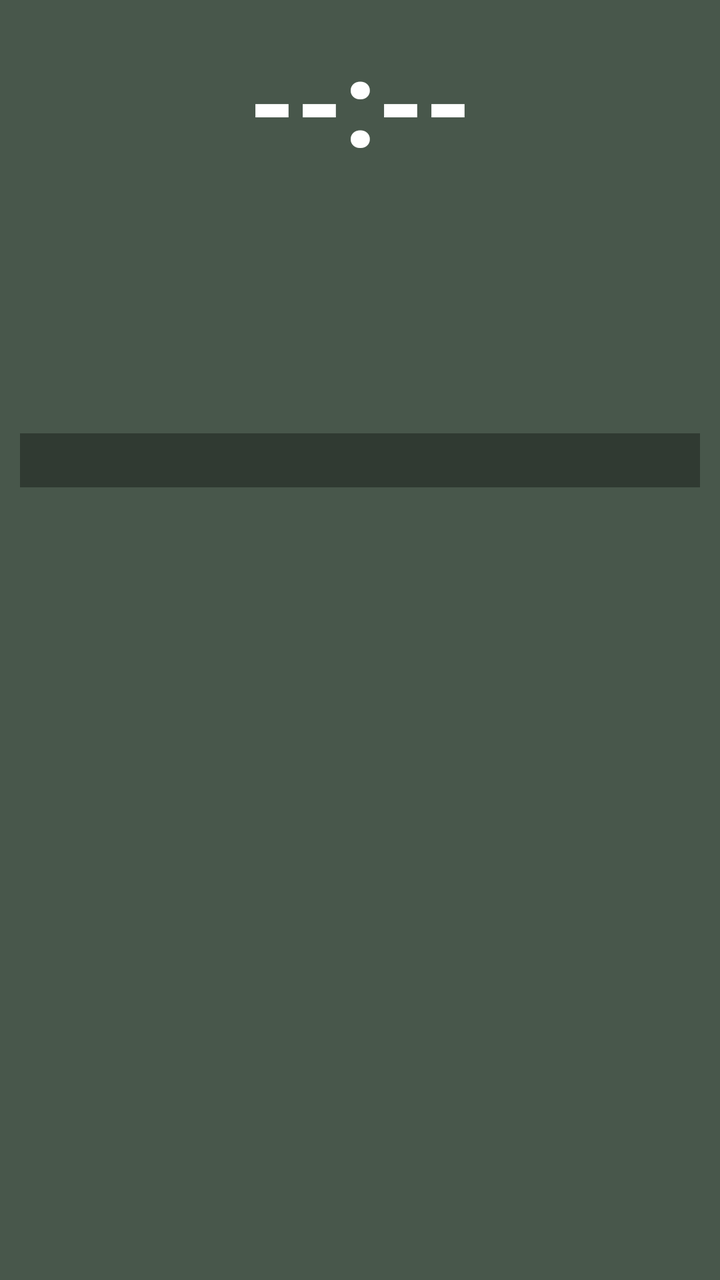
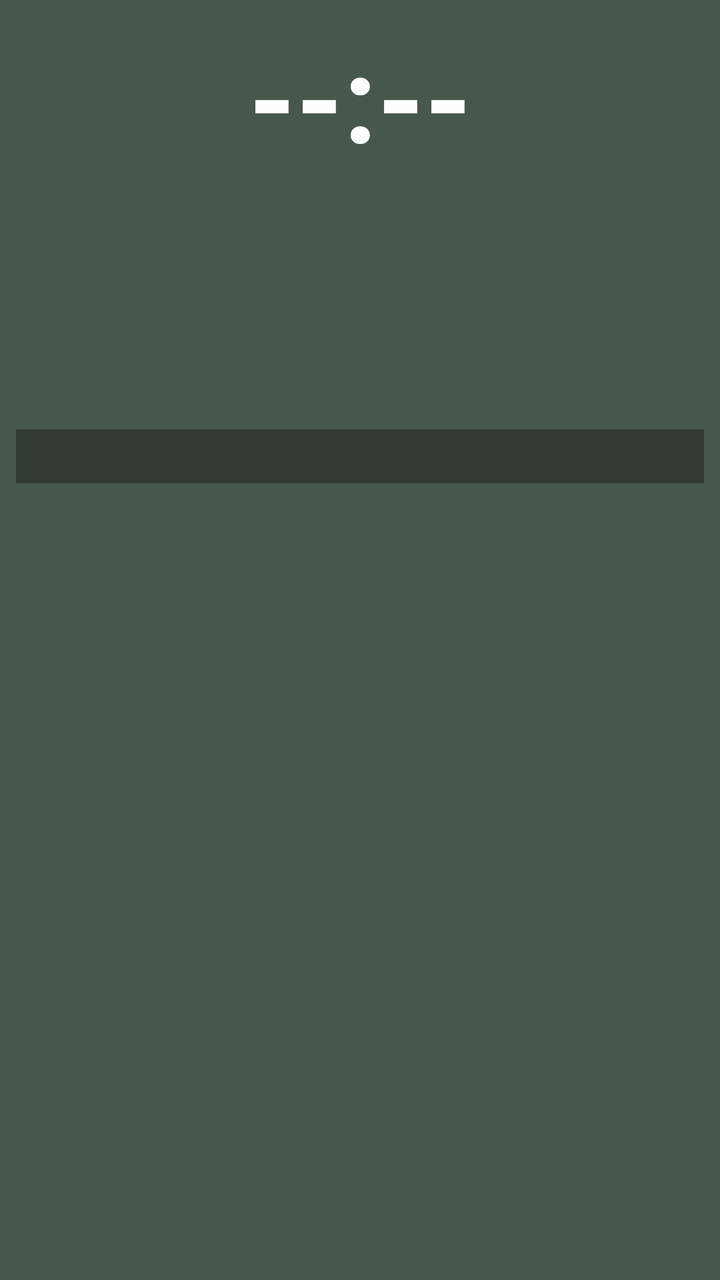

Screens rendered from an Android XML layout before and after an edit, with the pre-edit source and the edit as a unified diff.
<!-- AndroidManifest.xml: fallback theme Theme.MaterialComponents.DayNight.NoActionBar -->
<!-- res/layout/prayer_widget_layout.xml -->
<?xml version="1.0" encoding="utf-8"?>
<LinearLayout xmlns:android="http://schemas.android.com/apk/res/android"
    android:layout_width="match_parent"
    android:layout_height="match_parent"
    android:orientation="vertical"
    android:background="@drawable/widget_background"
    android:padding="10dp">

    
    <TextView
        android:id="@+id/widget_time"
        android:layout_width="match_parent"
        android:layout_height="wrap_content"
        android:text="--:--"
        android:textColor="#FFFFFF"
        android:textSize="60sp"
        android:textStyle="bold"
        android:gravity="center" />

    
    <LinearLayout
        android:layout_width="match_parent"
        android:layout_height="wrap_content"
        android:orientation="horizontal"
        android:gravity="center_vertical">

        <TextView
            android:id="@+id/widget_day"
            android:layout_width="0dp"
            android:layout_height="wrap_content"
            android:layout_weight="3"
            android:text=""
            android:textColor="#FFFFFF"
            android:textSize="25sp"
            android:textStyle="bold"
            android:singleLine="true"
            android:ellipsize="end" />

        <TextView
            android:id="@+id/widget_weather"
            android:layout_width="0dp"
            android:layout_height="wrap_content"
            android:layout_weight="4"
            android:text=""
            android:textColor="#80DEEA"
            android:textSize="13sp"
            android:textStyle="bold"
            android:gravity="end"
            android:singleLine="true"
            android:ellipsize="start" />

    </LinearLayout>

    
    <LinearLayout
        android:layout_width="match_parent"
        android:layout_height="wrap_content"
        android:layout_marginTop="6dp"
        android:orientation="horizontal">

        
        <LinearLayout
            android:layout_width="0dp"
            android:layout_height="wrap_content"
            android:layout_weight="1"
            android:orientation="vertical">

            <TextView
                android:id="@+id/widget_gregorian"
                android:layout_width="wrap_content"
                android:layout_height="wrap_content"
                android:text=""
                android:textColor="#E0E0E0"
                android:textSize="16sp"
                android:textStyle="bold" />

            <TextView
                android:id="@+id/widget_hijri"
                android:layout_width="wrap_content"
                android:layout_height="wrap_content"
                android:layout_marginTop="3dp"
                android:text=""
                android:textColor="#FFD54F"
                android:textSize="15sp"
                android:textStyle="bold" />

            <TextView
                android:id="@+id/widget_bangla_date"
                android:layout_width="wrap_content"
                android:layout_height="wrap_content"
                android:layout_marginTop="3dp"
                android:text=""
                android:textColor="#80DEEA"
                android:textSize="15sp"
                android:textStyle="bold" />

        </LinearLayout>

        
        <LinearLayout
            android:layout_width="0dp"
            android:layout_height="wrap_content"
            android:layout_weight="1"
            android:orientation="vertical">

            <TextView
                android:id="@+id/widget_sunrise"
                android:layout_width="wrap_content"
                android:layout_height="wrap_content"
                android:text=""
                android:textColor="#FFD54F"
                android:textSize="14sp"
                android:textStyle="bold" />

            <TextView
                android:id="@+id/widget_sunset"
                android:layout_width="wrap_content"
                android:layout_height="wrap_content"
                android:layout_marginTop="2dp"
                android:text=""
                android:textColor="#FFD54F"
                android:textSize="14sp"
                android:textStyle="bold" />

            <TextView
                android:id="@+id/widget_sehri"
                android:layout_width="wrap_content"
                android:layout_height="wrap_content"
                android:layout_marginTop="2dp"
                android:text=""
                android:textColor="#00E676"
                android:textSize="14sp"
                android:textStyle="bold" />

            <TextView
                android:id="@+id/widget_iftar"
                android:layout_width="wrap_content"
                android:layout_height="wrap_content"
                android:layout_marginTop="2dp"
                android:text=""
                android:textColor="#00E676"
                android:textSize="14sp"
                android:textStyle="bold" />

        </LinearLayout>
    </LinearLayout>

    
    <TextView
        android:id="@+id/widget_alert"
        android:layout_width="match_parent"
        android:layout_height="wrap_content"
        android:layout_marginTop="5dp"
        android:paddingTop="4dp"
        android:paddingBottom="4dp"
        android:paddingStart="0dp"
        android:paddingEnd="0dp"
        android:background="#55000000"
        android:text=""
        android:textColor="#FFD54F"
        android:textSize="14sp"
        android:textStyle="bold"
        android:gravity="center"
        android:singleLine="true"
        android:ellipsize="end" />

</LinearLayout>
<!-- resources referenced by this layout -->
<resources>
  <!-- drawable widget_background (drawable) -->
  <?xml version="1.0" encoding="utf-8"?>
  <shape xmlns:android="http://schemas.android.com/apk/res/android"
      android:shape="rectangle">
      <solid android:color="#CC1B2E1F" />
  </shape>
</resources>

<!-- the commit's change to res/layout/prayer_widget_layout.xml (unified diff, before → after) -->
@@ -4,7 +4,7 @@
     android:layout_height="match_parent"
     android:orientation="vertical"
     android:background="@drawable/widget_background"
-    android:padding="10dp">
+    android:padding="8dp">
 
     
     <TextView
@@ -15,6 +15,7 @@
         android:textColor="#FFFFFF"
         android:textSize="60sp"
         android:textStyle="bold"
+        android:lineSpacingMultiplier="0.85"
         android:gravity="center" />
 
     
